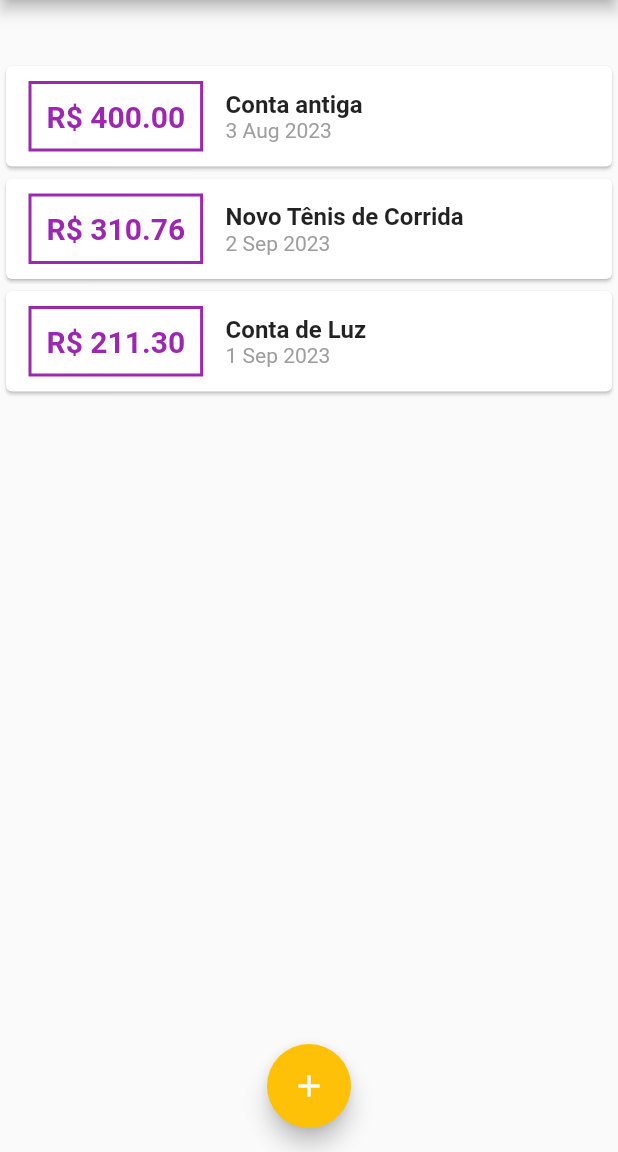
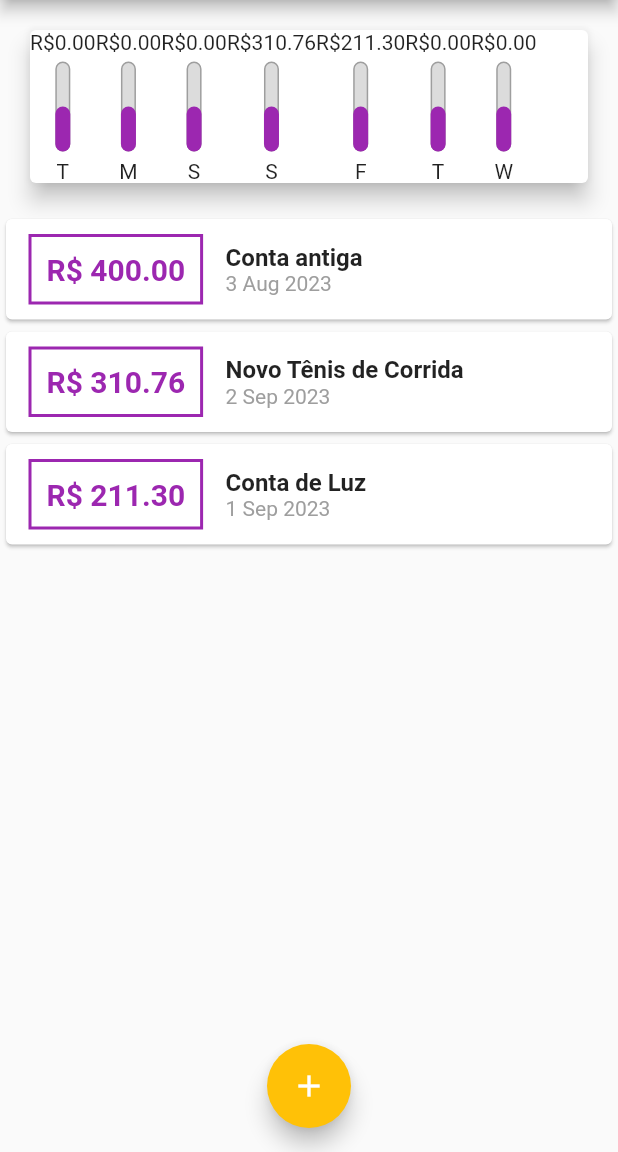
Before and after one commit to FranciscoCFranco/DespesasPessoais, a Flutter app: the screen it shows after launch, on a phone screen of 412 x 824 dp, the part 84-1236 px from its top. Run offline on Flutter 3.47's test engine with Material 2 defaults, Android fonts, the phone set to English and light mode, and no system bars.

Commit message:
working to chart widget 2

```diff
--- a/expenses/lib/components/chart.dart
+++ b/expenses/lib/components/chart.dart
@@ -1,9 +1,12 @@
-import 'package:expenses/models/transaction.dart';
+import 'package:flutter/material.dart';
 import 'package:intl/intl.dart';
-import 'package:flutter/material.dart';
+import '../models/transaction.dart';
+import 'chart_bar.dart';
 
 class Chart extends StatelessWidget {
   final List<Transaction> recentTransaction;
+
+  const Chart(this.recentTransaction, {Key? key}) : super(key: key);
 
   List<Map<String, Object>> get groupedTransactions {
     return List.generate(7, (index) {
@@ -23,9 +26,6 @@ class Chart extends StatelessWidget {
         }
       }
 
-      print(DateFormat.E().format(weekDay)[0]);
-      print(totalSum);
-
       return {
         'day': DateFormat.E().format(weekDay)[0],
         'value': totalSum,
@@ -33,16 +33,20 @@ class Chart extends StatelessWidget {
     });
   }
 
-  Chart(this.recentTransaction);
-
   @override
   Widget build(BuildContext context) {
     groupedTransactions;
     return Card(
       elevation: 6,
-      margin: EdgeInsets.all(20),
+      margin: const EdgeInsets.all(20),
       child: Row(
-        children: <Widget>[],
+        children: groupedTransactions.map((tr) {
+          return ChartBar(
+            label: tr['day'] as String,
+            value: tr['value'] as double,
+            percentage: 0.5,
+          );
+        }).toList(),
       ),
     );
   }
--- /dev/null
+++ b/expenses/lib/components/chart_bar.dart
@@ -0,0 +1,54 @@
+import 'package:flutter/material.dart';
+
+class ChartBar extends StatelessWidget {
+  final String? label;
+  final double? value;
+  final double? percentage;
+
+  const ChartBar({
+    this.label,
+    this.value,
+    this.percentage,
+    Key? key,
+  }) : super(key: key);
+
+  @override
+  Widget build(BuildContext context) {
+    return Column(
+      children: [
+        Text('R\$${value!.toStringAsFixed(2)}'),
+        const SizedBox(height: 5),
+        SizedBox(
+          height: 60,
+          width: 10,
+          child: Stack(
+            alignment: Alignment.bottomCenter,
+            children: <Widget>[
+              Container(
+                decoration: BoxDecoration(
+                  border: Border.all(
+                    color: Colors.grey,
+                    width: 1.0,
+                  ),
+                  color: const Color.fromRGBO(220, 220, 220, 1),
+                  borderRadius: BorderRadius.circular(5),
+                ),
+              ),
+              FractionallySizedBox(
+                heightFactor: percentage,
+                child: Container(
+                  decoration: BoxDecoration(
+                    color: Theme.of(context).colorScheme.primary,
+                    borderRadius: BorderRadius.circular(5),
+                  ),
+                ),
+              ),
+            ],
+          ),
+        ),
+        const SizedBox(height: 5),
+        Text(label!),
+      ],
+    );
+  }
+}
--- a/expenses/lib/main.dart
+++ b/expenses/lib/main.dart
@@ -4,7 +4,6 @@ import 'package:flutter/material.dart';
 import 'dart:math';
 import 'components/transaction_list.dart';
 import 'models/transaction.dart';
-import 'components/chart.dart';
 
 main() => runApp(ExpensesApp());
 
```
